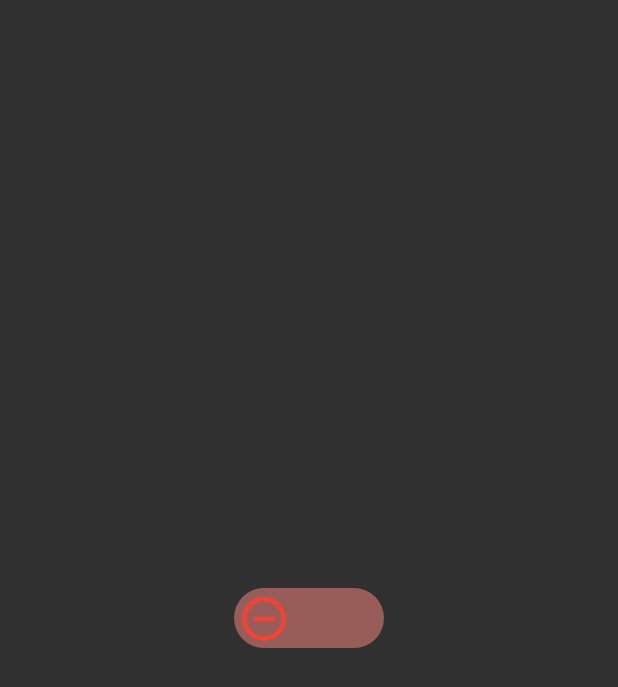
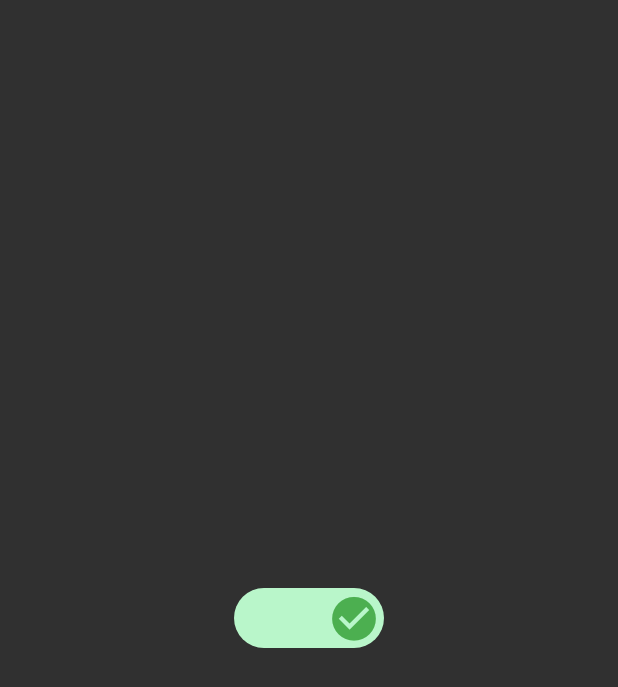
Before and after one commit to mahns1201/PlanBreaker, a Flutter app: the MyAp screen opened directly, after a tap on the "remove circle outline" icon, on a phone screen of 412 x 824 dp. Shown: the top 687 px of the screen. Run offline on Flutter 3.47's test engine with Material 2 defaults, Android fonts, the phone set to English and light mode, and no system bars.

Commit message:
final_merge

```diff
--- a/lib/screen/setting_screen.dart
+++ b/lib/screen/setting_screen.dart
@@ -1,13 +1,16 @@
 import 'package:flutter/material.dart';
 
-class MyAp extends StatelessWidget {
+class MyAp extends StatefulWidget {
+  MyApState createState() => MyApState();
+}
 
+class MyApState extends State<MyAp> {
   bool toggleValue = false;
 
-   toggleButton(){
-      setState(){
+  toggleButton() {
+    setState(() {
       toggleValue = !toggleValue;
-      }
+    });
   }
 
   @override
@@ -15,42 +18,38 @@ class MyAp extends StatelessWidget {
     return Scaffold(
         body: Center(
       child: AnimatedContainer(
-            duration: Duration(milliseconds: 1000),
+        duration: Duration(milliseconds: 500),
         height: 40.0,
         width: 100.0,
         decoration: BoxDecoration(
             borderRadius: BorderRadius.circular(20.0),
-              color: toggleValue? Colors.greenAccent[100]: Colors.redAccent[100].withOpacity(0.5)
-            ),
-          child: Stack(
-            children: <Widget>[
+            color: toggleValue
+                ? Colors.greenAccent[100]
+                : Colors.redAccent[100].withOpacity(0.5)),
+        child: Stack(children: <Widget>[
           AnimatedPositioned(
-                duration: Duration(milliseconds: 1000),
+            duration: Duration(milliseconds: 500),
             curve: Curves.easeIn,
             top: 3.0,
             left: toggleValue ? 60.0 : 0.0,
             right: toggleValue ? 0.0 : 60.0,
             child: InkWell(
-                  onTap : toggleButton,
+              onTap: toggleButton,
               child: AnimatedSwitcher(
-                    duration: Duration(milliseconds: 1000),
-                    transitionBuilder:
-                      (Widget child, Animation<double> animation){
+                duration: Duration(milliseconds: 500),
+                transitionBuilder: (Widget child, Animation<double> animation) {
                   return RotationTransition(child: child, turns: animation);
                 },
-                      child: toggleValue? Icon(Icons.check_circle, color: Colors.green, size: 35.0,
-                      key: UniqueKey()
-                      ) : Icon(Icons.remove_circle_outline, color: Colors.red, size: 35.0,
-                      key: UniqueKey()
-                      ),
-                      ),
-
-                ),
-              )
-            ]
+                child: toggleValue
+                    ? Icon(Icons.check_circle,
+                        color: Colors.green, size: 35.0, key: UniqueKey())
+                    : Icon(Icons.remove_circle_outline,
+                        color: Colors.red, size: 35.0, key: UniqueKey()),
               ),
             ),
           )
-      );
+        ]),
+      ),
+    ));
   }
 }
```
Also changed, not shown: lib/main.dart (+29 -1 lines). Lines whose indentation alone changed are shown as unchanged.
